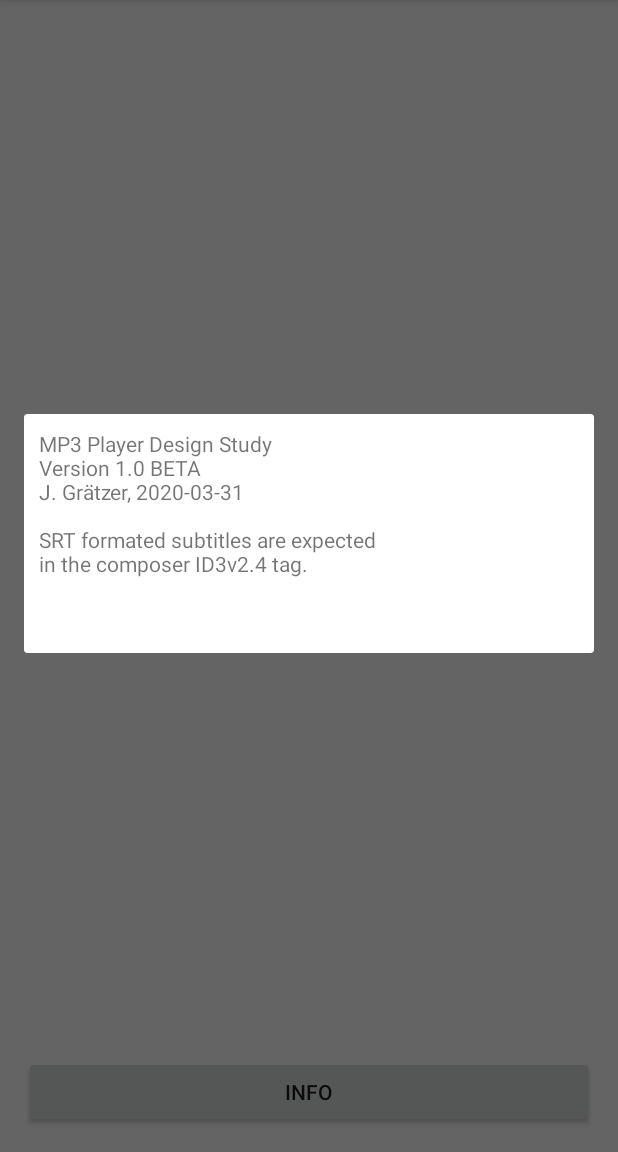
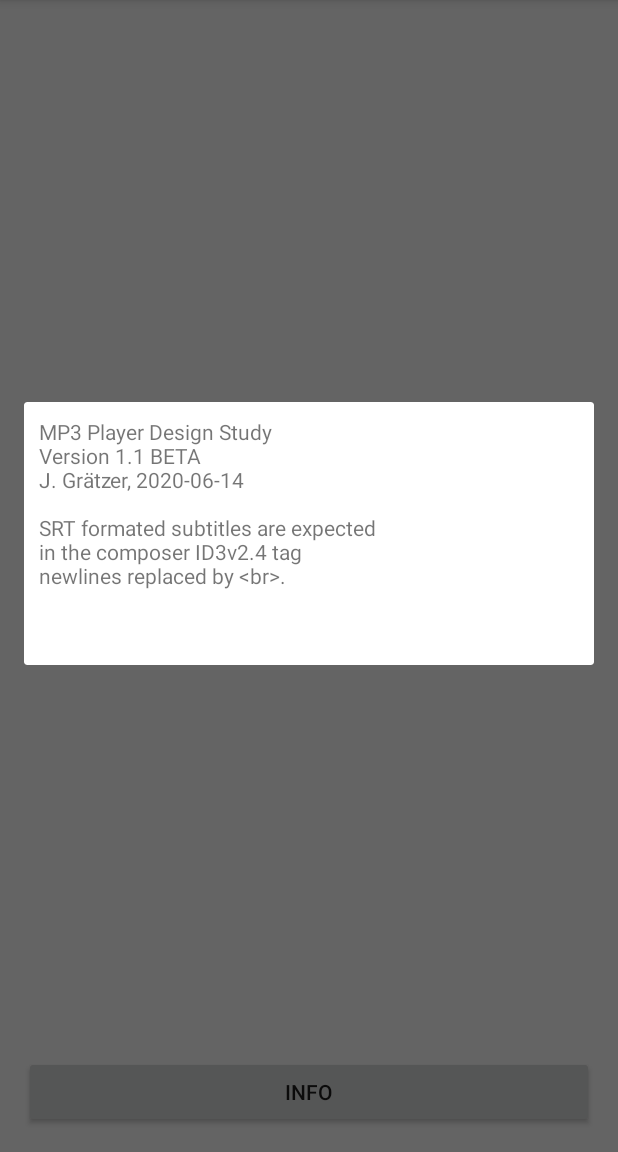
Before and after one commit to jensgraetzer/MP3-Subs-Player-Study, an Android app: the screen it shows after launch (MainActivity), after a tap on "INFO", on a phone screen of 412 x 824 dp, the part 84-1236 px from its top. Run offline under Robolectric (Android 15) with nearby library versions, the phone set to English and light mode, and no system bars.

Commit message:
Update strings.xml

```diff
--- a/A068MP3PlayerST/app/src/main/res/values/strings.xml
+++ b/A068MP3PlayerST/app/src/main/res/values/strings.xml
@@ -2,5 +2,5 @@
     <!--<string name="app_name">A068 MP3 Player ST</string>-->
     <string name="app_name">MP3 Subs Player</string>
     <string name="dialog_title">MP3 Subs Player</string>
-    <string name="dialog_text">MP3 Player Design Study\nVersion 1.0 BETA\nJ. Grätzer, 2020-03-31\n\nSRT formated subtitles are expected\nin the composer ID3v2.4 tag.</string>
+    <string name="dialog_text">MP3 Player Design Study\nVersion 1.1 BETA\nJ. Grätzer, 2020-06-14\n\nSRT formated subtitles are expected\nin the composer ID3v2.4 tag\nnewlines replaced by &lt;br&gt;.</string>
 </resources>
```
